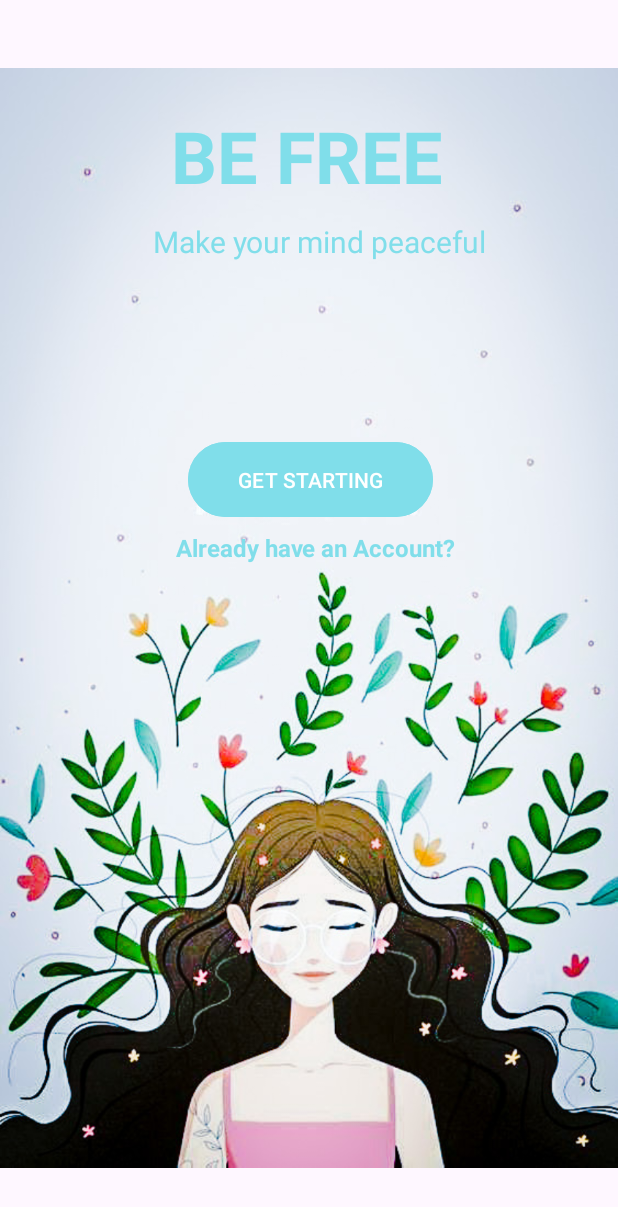
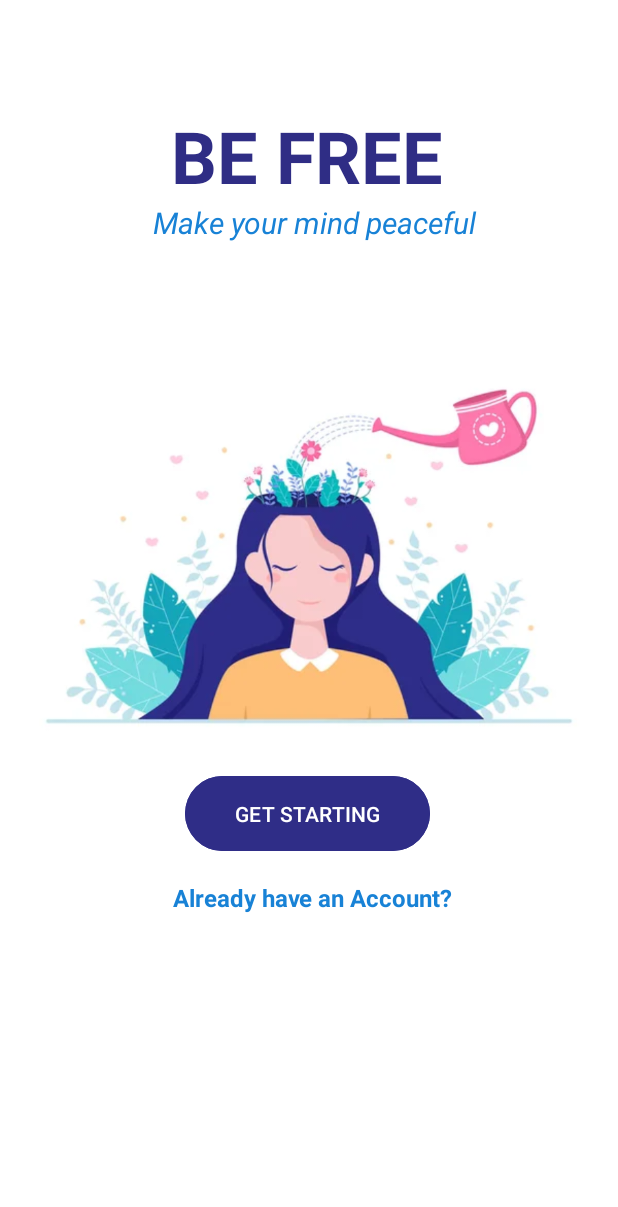
Before and after one commit to Vihari7/BeFreeApp, an Android app: the screen it shows after launch (StartActivity), on a phone screen of 412 x 824 dp. Shown: the top 1207 px of the screen. Run offline under Robolectric (Android 15) with nearby library versions, the phone set to English and light mode, and no system bars.

Commit message:
themes,colors, images changes

```diff
--- a/app/src/main/res/drawable/round_edittext.xml
+++ b/app/src/main/res/drawable/round_edittext.xml
@@ -3,7 +3,7 @@
     <solid android:color="@android:color/transparent"/>
     <corners android:radius="10dp"/>
     <stroke
-        android:width="1dp"
+        android:width="1.5dp"
         android:color="@color/blueDarkest"/>
     <padding
         android:left="10dp"
--- a/app/src/main/res/drawable/shapes_customize.xml
+++ b/app/src/main/res/drawable/shapes_customize.xml
@@ -5,5 +5,5 @@
     <stroke
         android:color="@color/blueDarkest"
         android:width="2dp"/>
-    <corners android:radius="300dp"/>
+    <corners android:radius="100dp"/>
 </shape>
--- a/app/src/main/res/layout/activity_main.xml
+++ b/app/src/main/res/layout/activity_main.xml
@@ -4,7 +4,7 @@
     xmlns:tools="http://schemas.android.com/tools"
     android:layout_width="match_parent"
     android:layout_height="match_parent"
-    android:background="@color/softBlueLightest"
+    android:background="@color/white"
     tools:context=".MainActivity">
 
     <ImageView
--- a/app/src/main/res/layout/activity_start.xml
+++ b/app/src/main/res/layout/activity_start.xml
@@ -4,23 +4,15 @@
     xmlns:tools="http://schemas.android.com/tools"
     android:layout_width="match_parent"
     android:layout_height="match_parent"
+    android:background="@color/white"
     tools:context=".StartActivity">
 <!--background-->
     <!-- Be Free Title-->
 
-    <ImageView
-        android:id="@+id/background_img"
-        android:layout_width="match_parent"
-        android:layout_height="match_parent"
-        android:src="@drawable/start"
-        android:visibility="visible"
-        app:layout_constraintTop_toTopOf="parent"
-        tools:layout_editor_absoluteX="0dp" />
-
     <TextView
         android:id="@+id/title"
-        android:layout_width="185dp"
-        android:layout_height="77dp"
+        android:layout_width="wrap_content"
+        android:layout_height="wrap_content"
         android:layout_alignParentStart="true"
         android:layout_alignParentTop="true"
         android:layout_alignParentEnd="true"
@@ -28,7 +20,7 @@
         android:layout_marginTop="71dp"
         android:layout_marginEnd="111dp"
         android:text="BE FREE"
-        android:textColor="@color/softBlueLight"
+        android:textColor="#2F2D85"
         android:textSize="48sp"
         android:textStyle="bold"
         app:layout_constraintBottom_toBottomOf="parent"
@@ -49,14 +41,26 @@
         android:layout_marginTop="-1dp"
         android:layout_marginEnd="82dp"
         android:text="Make your mind peaceful"
-        android:textColor="@color/softBlueLight"
+        android:textColor="#1882D6"
         android:textSize="20sp"
+        android:textStyle="italic"
         app:layout_constraintBottom_toBottomOf="parent"
         app:layout_constraintEnd_toStartOf="@+id/background_img"
         app:layout_constraintHorizontal_bias="0.505"
         app:layout_constraintStart_toEndOf="@+id/background_img"
         app:layout_constraintTop_toBottomOf="@+id/title"
         app:layout_constraintVertical_bias="0.018" />
+
+    <ImageView
+        android:id="@+id/background_img"
+        android:layout_width="match_parent"
+        android:layout_height="471dp"
+        android:layout_marginTop="135dp"
+        android:layout_marginBottom="100dp"
+        android:src="@drawable/start"
+        android:visibility="visible"
+        app:layout_constraintTop_toTopOf="parent"
+        tools:layout_editor_absoluteX="0dp" />
 
     <Button
         android:id="@+id/start_button"
@@ -65,27 +69,27 @@
         android:layout_below="@+id/sub_title"
         android:layout_alignParentStart="true"
         android:layout_alignParentEnd="true"
-        android:layout_marginStart="125dp"
-        android:layout_marginTop="116dp"
-        android:layout_marginEnd="123dp"
-        android:backgroundTint="@color/softBlueLight"
+        android:layout_marginStart="123dp"
+        android:layout_marginTop="351dp"
+        android:layout_marginEnd="125dp"
+        android:backgroundTint="@color/blueButton"
         android:text="GET STARTING"
         android:textColor="#FFFFFF" />
 
     <TextView
         android:id="@+id/linkToLogin"
-        android:layout_width="185dp"
-        android:layout_height="26dp"
+        android:layout_width="wrap_content"
+        android:layout_height="52dp"
         android:layout_below="@+id/start_button"
         android:layout_alignParentStart="true"
         android:layout_alignParentEnd="true"
         android:layout_alignParentBottom="true"
-        android:layout_marginStart="117dp"
-        android:layout_marginTop="5dp"
-        android:layout_marginEnd="108dp"
-        android:layout_marginBottom="344dp"
+        android:layout_marginStart="115dp"
+        android:layout_marginTop="16dp"
+        android:layout_marginEnd="110dp"
+        android:layout_marginBottom="125dp"
         android:text="Already have an Account?"
-        android:textColor="@color/softBlueLight"
+        android:textColor="@color/blueDarkest"
         android:textSize="16sp"
         android:textStyle="bold"
         tools:ignore="MissingConstraints"
--- a/app/src/main/res/values/colors.xml
+++ b/app/src/main/res/values/colors.xml
@@ -3,13 +3,14 @@
     <color name="black">#FF000000</color>
     <color name="white">#FFFFFFFF</color>
     <!-- Soft Blue Variations -->
+    <color name="blueButton">#2F2D87</color>
     <color name="softBlueLightest">#E0F7FA</color>
     <color name="softBlueLighter">#B2EBF2</color>
     <color name="softBlueLight">#80DEEA</color>
     <color name="softBlue">#4DD0E1</color>
     <color name="softBlueDark">#26C6DA</color>
     <color name="softBlueDarker">#00ACC1</color>
-    <color name="blueDarkest">#0097A7</color>
+    <color name="blueDarkest">#1882D6</color>
 
     <!-- Lavender Variations -->
     <color name="lavenderLightest">#F3E5F5</color>
--- a/app/src/main/res/values/themes.xml
+++ b/app/src/main/res/values/themes.xml
@@ -2,7 +2,7 @@
     <!-- Base application theme. -->
     <style name="Base.Theme.BeFreeApp" parent="Theme.Material3.DayNight.NoActionBar">
         <!-- Customize your light theme here. -->
-      <item name="colorPrimary">@color/softBlueDark</item>
+      <item name="colorPrimary">@color/blueDarkest</item>
     </style>
 
     <style name="Theme.BeFreeApp" parent="Base.Theme.BeFreeApp" />
```
Also changed, not shown: app/src/main/res/layout/activity_signup.xml (+8 -7 lines), app/src/main/res/drawable/befreelogo.png, app/src/main/res/drawable/start.jpg.
